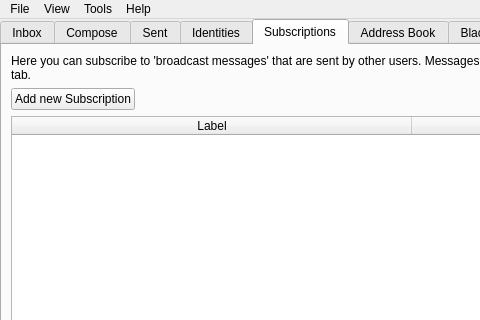
First picture: the form in src/bitmessageqt/bitmessageui.ui, repository webdev25/PyBitmessage, before the edit; both pictures show x 0 to 480 and y 0 to 320 of the 885 by 580 pixel window.
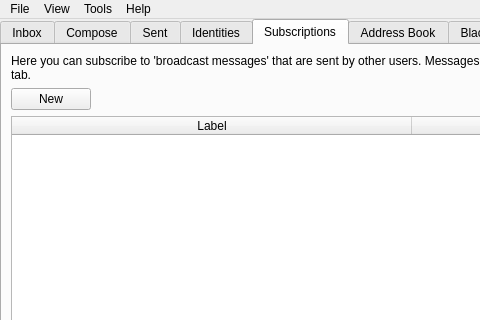
Second picture: the form after the edit. The open tabs and pages were chosen to show the change. Icons and pictures are not drawn.

Commit message: Made improvments to the `file - new` actions, updated wording of some buttons and the `add new` dialog window titles. theres a bug with the blacklist window title

Patch:
```diff
--- a/src/bitmessageqt/bitmessageui.ui
+++ b/src/bitmessageqt/bitmessageui.ui
@@ -711,7 +711,7 @@
         <item row="1" column="0">
          <widget class="QPushButton" name="pushButtonAddSubscription">
           <property name="text">
-           <string>Add new Subscription</string>
+           <string>New</string>
           </property>
          </widget>
         </item>
```
Left out of the diff: 4 changed lines with no effect on the pictures. The commit also changes 5 other files.
